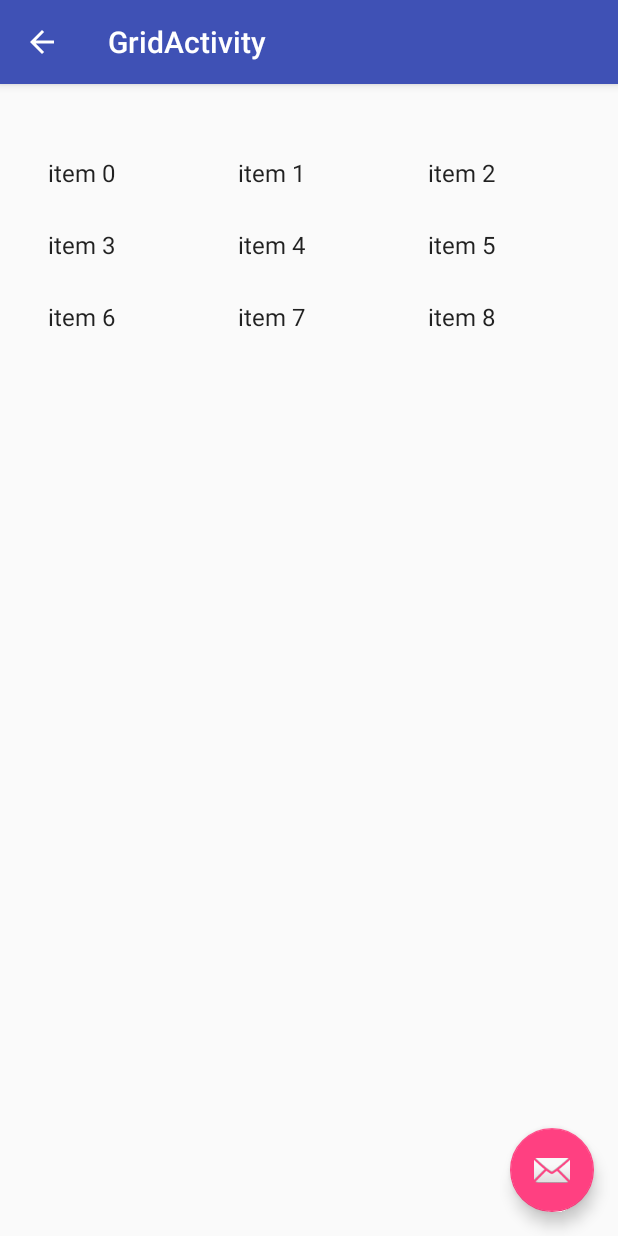
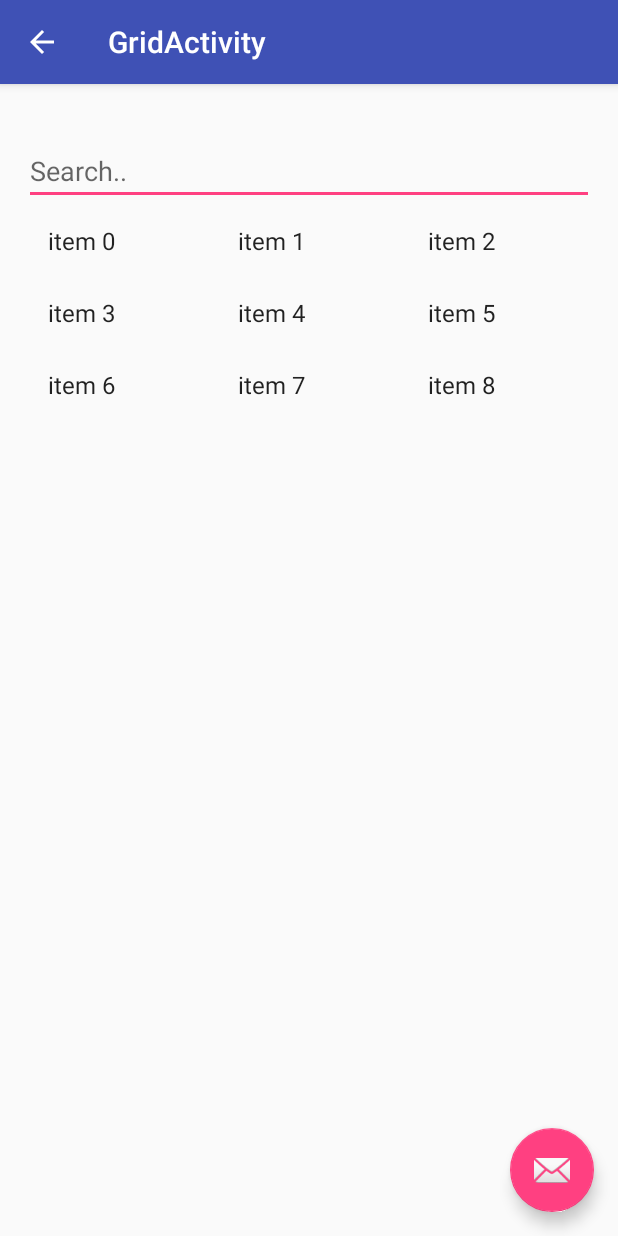
Before and after one commit to mannan541/QuizApp, an Android app: the GridActivity screen opened directly, with no data from a screen before it, on a phone screen of 412 x 824 dp. Run offline under Robolectric (Android 15) with nearby library versions, the phone set to English and light mode, and no system bars; Roboto replaces fonts that are not available here.

Commit message:
search bar added into list and grid view.

```diff
--- a/app/src/main/java/com/android/quizapp/activity/GridActivity.java
+++ b/app/src/main/java/com/android/quizapp/activity/GridActivity.java
@@ -2,13 +2,14 @@ package com.android.quizapp.activity;
 
 import android.content.Intent;
 import android.os.Bundle;
-import android.support.design.widget.FloatingActionButton;
-import android.support.design.widget.Snackbar;
 import android.support.v7.app.AppCompatActivity;
 import android.support.v7.widget.Toolbar;
+import android.text.Editable;
+import android.text.TextWatcher;
 import android.view.View;
 import android.widget.AdapterView;
 import android.widget.ArrayAdapter;
+import android.widget.EditText;
 import android.widget.GridView;
 import android.widget.TextView;
 import android.widget.Toast;
@@ -22,6 +23,8 @@ public class GridActivity extends AppCompatActivity {
     TextView titleTextView;
     GridView gridView;
     ArrayList<String> arrayList;
+    ArrayAdapter adapter;
+    EditText inputSearch;
 
     @Override
     protected void onCreate(Bundle savedInstanceState) {
@@ -29,6 +32,7 @@ public class GridActivity extends AppCompatActivity {
         setContentView(R.layout.activity_grid);
         Toolbar toolbar = (Toolbar) findViewById(R.id.toolbar);
         setSupportActionBar(toolbar);
+        getSupportActionBar().setDisplayHomeAsUpEnabled(true);
 
         Intent intent = getIntent();
         String titleString = intent.getStringExtra("title");
@@ -36,34 +40,43 @@ public class GridActivity extends AppCompatActivity {
 
         titleTextView = (TextView) findViewById(R.id.gridTitle);
         titleTextView.setText(titleString);
+        inputSearch = (EditText) findViewById(R.id.inputSearch);
 
         arrayList = new ArrayList<String>();
-        for (int i = 0; i < 9; i++){
-            arrayList.add("item "+i);
+        for (int i = 0; i < 9; i++) {
+            arrayList.add("item " + i);
         }
 
         gridView = (GridView) findViewById(R.id.grid_view);
-        ArrayAdapter arrayAdapter = new ArrayAdapter(this,android.R.layout.simple_list_item_1,
-                android.R.id.text1,arrayList);
-        gridView.setAdapter(arrayAdapter);
+        adapter = new ArrayAdapter(this, android.R.layout.simple_list_item_1,
+                android.R.id.text1, arrayList);
+        gridView.setAdapter(adapter);
 
         gridView.setOnItemClickListener(new AdapterView.OnItemClickListener() {
             @Override
             public void onItemClick(AdapterView<?> parent, View view, int position, long id) {
-                Toast.makeText(GridActivity.this, "Position: "+position, Toast.LENGTH_SHORT).show();
-                Toast.makeText(GridActivity.this, "Value: "+gridView.getItemAtPosition(position), Toast.LENGTH_SHORT).show();
+                Toast.makeText(GridActivity.this, "Position: " + position, Toast.LENGTH_SHORT).show();
+                Toast.makeText(GridActivity.this, "Value: " + gridView.getItemAtPosition(position), Toast.LENGTH_SHORT).show();
             }
         });
 
-        FloatingActionButton fab = (FloatingActionButton) findViewById(R.id.fab);
-        fab.setOnClickListener(new View.OnClickListener() {
+        inputSearch.addTextChangedListener(new TextWatcher() {
             @Override
-            public void onClick(View view) {
-                Snackbar.make(view, "Replace with your own action", Snackbar.LENGTH_LONG)
-                        .setAction("Action", null).show();
+            public void beforeTextChanged(CharSequence s, int start, int count, int after) {
+
+            }
+
+            @Override
+            public void onTextChanged(CharSequence cs, int start, int before, int count) {
+                GridActivity.this.adapter.getFilter().filter(cs);
+            }
+
+            @Override
+            public void afterTextChanged(Editable s) {
+
             }
         });
-        getSupportActionBar().setDisplayHomeAsUpEnabled(true);
+
     }
 
 }
--- a/app/src/main/res/layout/content_grid.xml
+++ b/app/src/main/res/layout/content_grid.xml
@@ -1,10 +1,11 @@
 <?xml version="1.0" encoding="utf-8"?>
-<RelativeLayout xmlns:android="http://schemas.android.com/apk/res/android"
+<LinearLayout xmlns:android="http://schemas.android.com/apk/res/android"
     xmlns:app="http://schemas.android.com/apk/res-auto"
     xmlns:tools="http://schemas.android.com/tools"
     android:id="@+id/content_grid"
     android:layout_width="match_parent"
     android:layout_height="match_parent"
+    android:orientation="vertical"
     android:paddingBottom="@dimen/activity_vertical_margin"
     android:paddingLeft="@dimen/activity_horizontal_margin"
     android:paddingRight="@dimen/activity_horizontal_margin"
@@ -19,14 +20,22 @@
         android:layout_height="wrap_content"
         android:text="GrdidView" />
 
+    <!-- Editext for Search -->
+    <EditText
+        android:id="@+id/inputSearch"
+        android:layout_width="fill_parent"
+        android:layout_height="wrap_content"
+        android:hint="Search.."
+        android:inputType="textVisiblePassword" />
+
     <GridView
         android:id="@+id/grid_view"
         android:layout_width="match_parent"
         android:layout_height="match_parent"
+        android:layout_below="@+id/gridTitle"
         android:gravity="center"
         android:numColumns="3"
         android:scrollbars="none"
-        android:stretchMode="columnWidth"
-        android:layout_below="@+id/gridTitle" />
+        android:stretchMode="columnWidth" />
 
-</RelativeLayout>
+</LinearLayout>
```
Also changed, not shown: app/src/main/java/com/android/quizapp/activity/ListActivity.java (+25 -9 lines), app/src/main/res/layout/content_list.xml (+13 -4 lines).
